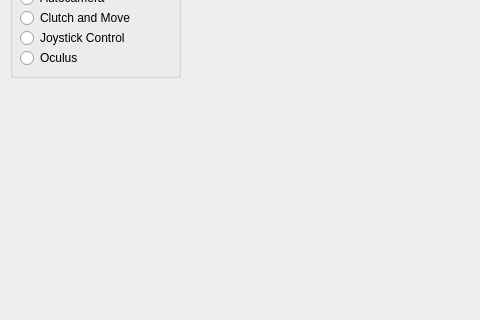
careslab/autocamera, file scripts/camera_control_gui.ui: the form before one commit; both pictures show x 0 to 480 and y 293 to 613 of the 672 by 613 pixel window.
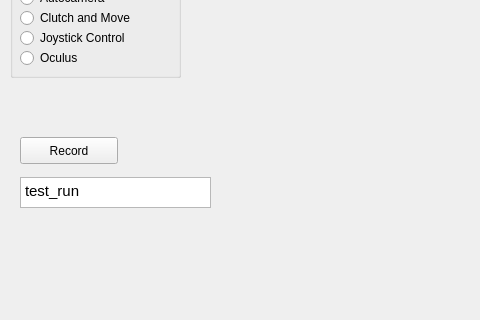
The form after the commit.

Commit message: modified:   config/autocamera.conf 	modified:   config/autocamera.conf~ 	new file:   human_factors_study_recordings/test_run/test_run_hw.bag 	new file:   human_factors_study_recordings/test_run/test_run_sim.bag 	modified:   scripts/camera_control_gui.py 	modified:   scripts/camera_control_gui.pyc 	modified:   scripts/camera_control_gui.ui 	modified:   scripts/camera_control_node.py

Diff of the .ui file:
```diff
--- a/scripts/camera_control_gui.ui
+++ b/scripts/camera_control_gui.ui
@@ -304,6 +304,49 @@
     </property>
    </widget>
   </widget>
+  <widget class="QPushButton" name="pushButtonRecord">
+   <property name="geometry">
+    <rect>
+     <x>20</x>
+     <y>430</y>
+     <width>98</width>
+     <height>27</height>
+    </rect>
+   </property>
+   <property name="text">
+    <string>Record</string>
+   </property>
+  </widget>
+  <widget class="QTextEdit" name="textEditFilename">
+   <property name="geometry">
+    <rect>
+     <x>20</x>
+     <y>470</y>
+     <width>191</width>
+     <height>31</height>
+    </rect>
+   </property>
+   <property name="html">
+    <string>&lt;!DOCTYPE HTML PUBLIC &quot;-//W3C//DTD HTML 4.0//EN&quot; &quot;http://www.w3.org/TR/REC-html40/strict.dtd&quot;&gt;
+&lt;html&gt;&lt;head&gt;&lt;meta name=&quot;qrichtext&quot; content=&quot;1&quot; /&gt;&lt;style type=&quot;text/css&quot;&gt;
+p, li { white-space: pre-wrap; }
+&lt;/style&gt;&lt;/head&gt;&lt;body style=&quot; font-family:'Ubuntu'; font-size:11pt; font-weight:400; font-style:normal;&quot;&gt;
+&lt;p style=&quot; margin-top:0px; margin-bottom:0px; margin-left:0px; margin-right:0px; -qt-block-indent:0; text-indent:0px;&quot;&gt;test_run&lt;/p&gt;&lt;/body&gt;&lt;/html&gt;</string>
+   </property>
+  </widget>
+  <widget class="QLabel" name="labelFilename">
+   <property name="geometry">
+    <rect>
+     <x>20</x>
+     <y>510</y>
+     <width>191</width>
+     <height>17</height>
+    </rect>
+   </property>
+   <property name="text">
+    <string/>
+   </property>
+  </widget>
  </widget>
  <resources/>
  <connections/>
```
The commit also changes 7 other files.
